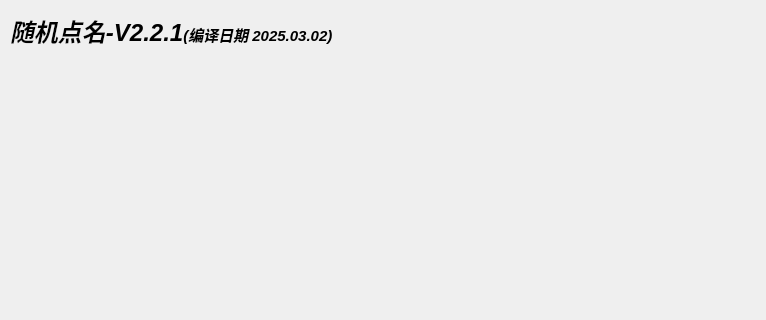
Before: the Qt Designer form bin/main.ui in Xiaoxiaoyu1321/Random-roll-call, drawn with Qt 5; both pictures show x 0 to 766 and y 0 to 320 of the 766 by 482 pixel window.
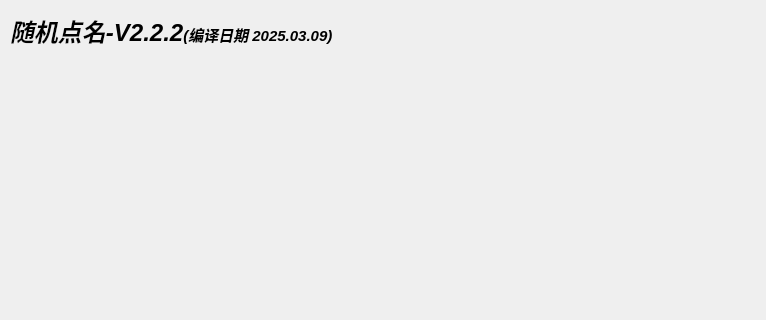
After: the same form once the commit is applied.

Patch:
```diff
--- a/bin/main.ui
+++ b/bin/main.ui
@@ -24,7 +24,7 @@
      </rect>
     </property>
     <property name="text">
-     <string>&lt;html&gt;&lt;head/&gt;&lt;body&gt;&lt;p&gt;&lt;span style=&quot; font-size:18pt; font-weight:600; font-style:italic;&quot;&gt;随机点名-V2.2.1&lt;/span&gt;&lt;span style=&quot; font-size:11pt; font-weight:600; font-style:italic;&quot;&gt;(编译日期 2025.03.02)&lt;/span&gt;&lt;/p&gt;&lt;/body&gt;&lt;/html&gt;</string>
+     <string>&lt;html&gt;&lt;head/&gt;&lt;body&gt;&lt;p&gt;&lt;span style=&quot; font-size:18pt; font-weight:600; font-style:italic;&quot;&gt;随机点名-V2.2.2&lt;/span&gt;&lt;span style=&quot; font-size:11pt; font-weight:600; font-style:italic;&quot;&gt;(编译日期 2025.03.09)&lt;/span&gt;&lt;/p&gt;&lt;/body&gt;&lt;/html&gt;</string>
     </property>
    </widget>
    <widget class="QLabel" name="label_2">
```
